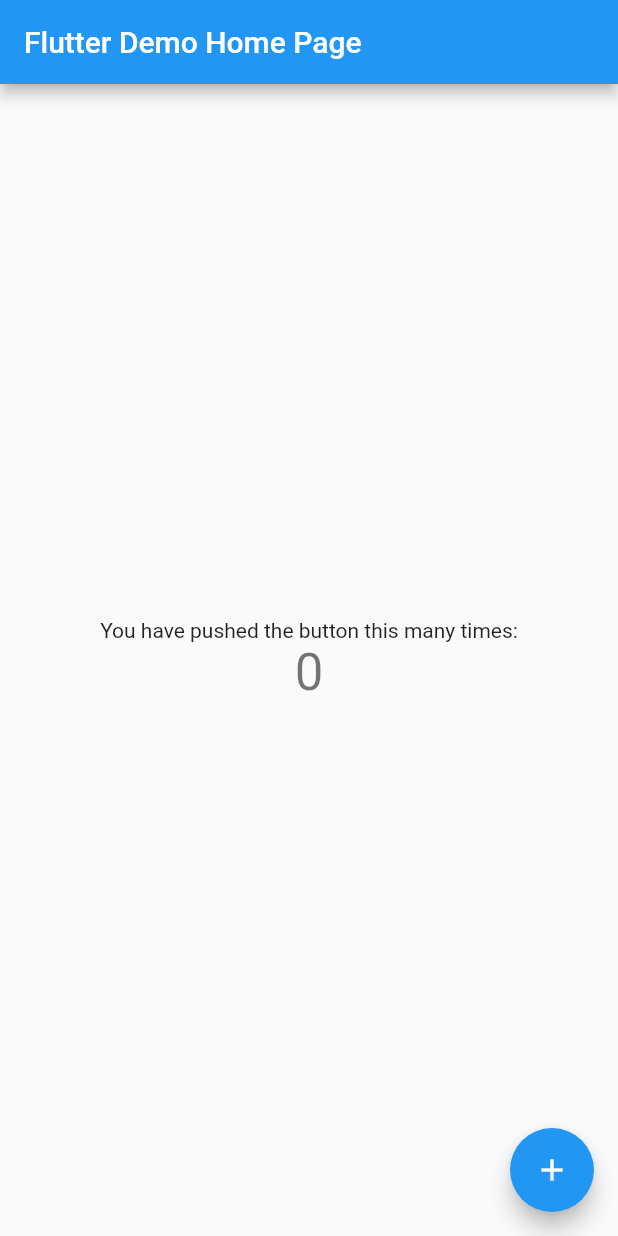
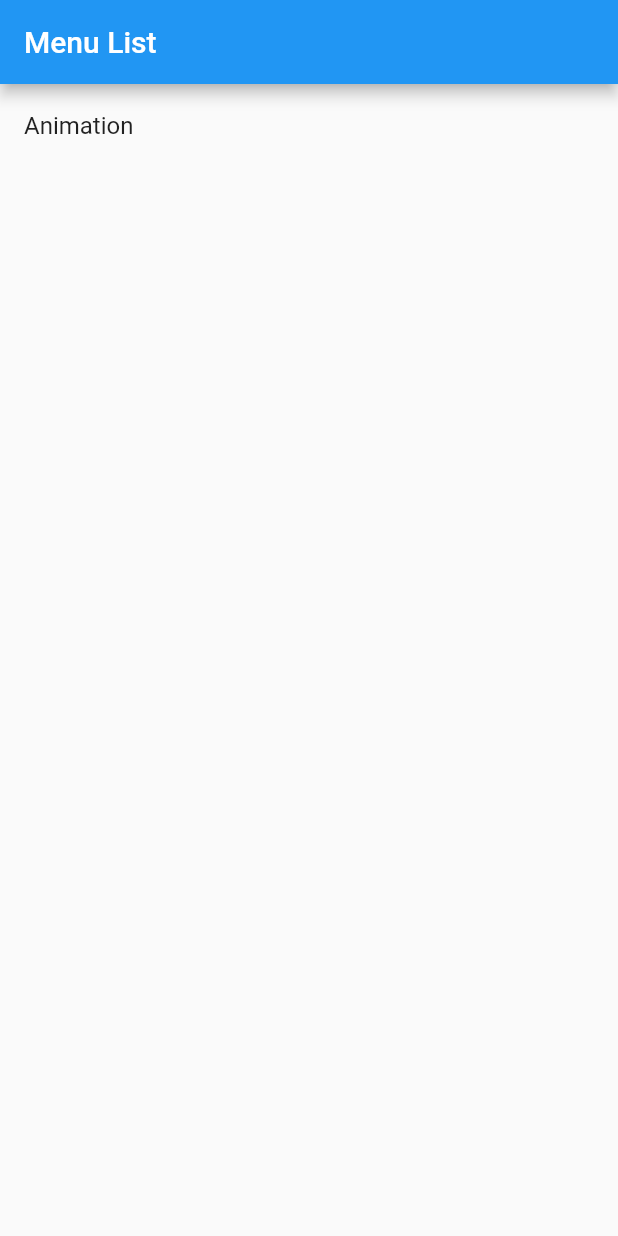
Before and after one commit to daiki1003/flutter_playground, a Flutter app: the screen it shows after launch, on a phone screen of 412 x 824 dp. Run offline on Flutter 3.47's test engine with Material 2 defaults, Android fonts, the phone set to English and light mode, and no system bars.

Commit message:
feat: Add menu screen

```diff
--- a/lib/main.dart
+++ b/lib/main.dart
@@ -1,4 +1,6 @@
 import 'package:flutter/material.dart';
+
+import 'package:flutter_playground/menu/screens/menu_screen.dart';
 
 void main() {
   runApp(const MyApp());
@@ -7,109 +9,14 @@ void main() {
 class MyApp extends StatelessWidget {
   const MyApp({Key? key}) : super(key: key);
 
-  // This widget is the root of your application.
   @override
   Widget build(BuildContext context) {
     return MaterialApp(
       title: 'Flutter Demo',
       theme: ThemeData(
-        // This is the theme of your application.
-        //
-        // Try running your application with "flutter run". You'll see the
-        // application has a blue toolbar. Then, without quitting the app, try
-        // changing the primarySwatch below to Colors.green and then invoke
-        // "hot reload" (press "r" in the console where you ran "flutter run",
-        // or simply save your changes to "hot reload" in a Flutter IDE).
-        // Notice that the counter didn't reset back to zero; the application
-        // is not restarted.
         primarySwatch: Colors.blue,
       ),
-      home: const MyHomePage(title: 'Flutter Demo Home Page'),
+      home: const MenuScreen(),
     );
   }
 }
-
-class MyHomePage extends StatefulWidget {
-  const MyHomePage({Key? key, required this.title}) : super(key: key);
-
-  // This widget is the home page of your application. It is stateful, meaning
-  // that it has a State object (defined below) that contains fields that affect
-  // how it looks.
-
-  // This class is the configuration for the state. It holds the values (in this
-  // case the title) provided by the parent (in this case the App widget) and
-  // used by the build method of the State. Fields in a Widget subclass are
-  // always marked "final".
-
-  final String title;
-
-  @override
-  State<MyHomePage> createState() => _MyHomePageState();
-}
-
-class _MyHomePageState extends State<MyHomePage> {
-  int _counter = 0;
-
-  void _incrementCounter() {
-    setState(() {
-      // This call to setState tells the Flutter framework that something has
-      // changed in this State, which causes it to rerun the build method below
-      // so that the display can reflect the updated values. If we changed
-      // _counter without calling setState(), then the build method would not be
-      // called again, and so nothing would appear to happen.
-      _counter++;
-    });
-  }
-
-  @override
-  Widget build(BuildContext context) {
-    // This method is rerun every time setState is called, for instance as done
-    // by the _incrementCounter method above.
-    //
-    // The Flutter framework has been optimized to make rerunning build methods
-    // fast, so that you can just rebuild anything that needs updating rather
-    // than having to individually change instances of widgets.
-    return Scaffold(
-      appBar: AppBar(
-        // Here we take the value from the MyHomePage object that was created by
-        // the App.build method, and use it to set our appbar title.
-        title: Text(widget.title),
-      ),
-      body: Center(
-        // Center is a layout widget. It takes a single child and positions it
-        // in the middle of the parent.
-        child: Column(
-          // Column is also a layout widget. It takes a list of children and
-          // arranges them vertically. By default, it sizes itself to fit its
-          // children horizontally, and tries to be as tall as its parent.
-          //
-          // Invoke "debug painting" (press "p" in the console, choose the
-          // "Toggle Debug Paint" action from the Flutter Inspector in Android
-          // Studio, or the "Toggle Debug Paint" command in Visual Studio Code)
-          // to see the wireframe for each widget.
-          //
-          // Column has various properties to control how it sizes itself and
-          // how it positions its children. Here we use mainAxisAlignment to
-          // center the children vertically; the main axis here is the vertical
-          // axis because Columns are vertical (the cross axis would be
-          // horizontal).
-          mainAxisAlignment: MainAxisAlignment.center,
-          children: <Widget>[
-            const Text(
-              'You have pushed the button this many times:',
-            ),
-            Text(
-              '$_counter',
-              style: Theme.of(context).textTheme.headline4,
-            ),
-          ],
-        ),
-      ),
-      floatingActionButton: FloatingActionButton(
-        onPressed: _incrementCounter,
-        tooltip: 'Increment',
-        child: const Icon(Icons.add),
-      ), // This trailing comma makes auto-formatting nicer for build methods.
-    );
-  }
-}
--- /dev/null
+++ b/lib/menu/components/menu_item.dart
@@ -0,0 +1,24 @@
+import 'package:flutter/material.dart';
+
+import 'package:flutter_playground/menu/components/menu_type_ex.dart';
+import 'package:flutter_playground/menu/enum/menu_type.dart';
+
+class MenuItem extends StatelessWidget {
+  const MenuItem(
+    this.type, {
+    super.key,
+    required this.onPressed,
+  });
+
+  final ValueChanged<MenuType> onPressed;
+
+  final MenuType type;
+
+  @override
+  Widget build(BuildContext context) {
+    return ListTile(
+      onTap: () => onPressed(type),
+      title: Text(type.title),
+    );
+  }
+}
--- /dev/null
+++ b/lib/menu/components/menu_type_ex.dart
@@ -0,0 +1,7 @@
+import 'package:flutter_playground/menu/enum/menu_type.dart';
+
+extension MenuTypeEx on MenuType {
+  String get title {
+    return '${name[0].toUpperCase()}${name.substring(1, name.length)}';
+  }
+}
--- /dev/null
+++ b/lib/menu/enum/menu_type.dart
@@ -0,0 +1,3 @@
+enum MenuType {
+  animation,
+}
--- /dev/null
+++ b/lib/menu/screens/menu_screen.dart
@@ -0,0 +1,30 @@
+import 'package:flutter/material.dart' hide MenuItem;
+
+import 'package:flutter_playground/menu/components/menu_item.dart';
+import 'package:flutter_playground/menu/enum/menu_type.dart';
+
+class MenuScreen extends StatelessWidget {
+  const MenuScreen({
+    super.key,
+  });
+
+  @override
+  Widget build(BuildContext context) {
+    return Scaffold(
+      appBar: AppBar(title: const Text('Menu List')),
+      body: ListView.separated(
+        itemCount: MenuType.values.length,
+        itemBuilder: (context, index) {
+          final type = MenuType.values[index];
+          return MenuItem(
+            type,
+            onPressed: (type) {
+              //
+            },
+          );
+        },
+        separatorBuilder: (context, index) => const SizedBox(height: 8),
+      ),
+    );
+  }
+}
```
